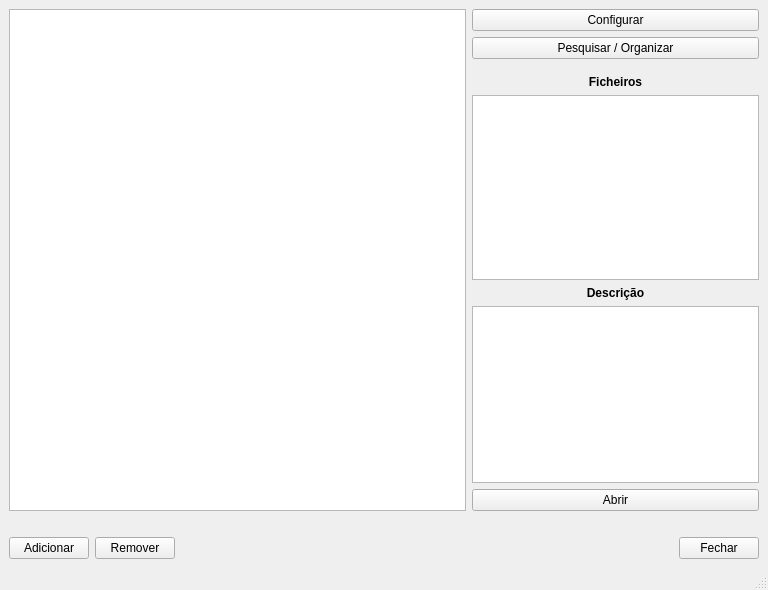
Old version of the form UI/ui_Main.ui in the repository InUrSys/FileMx.
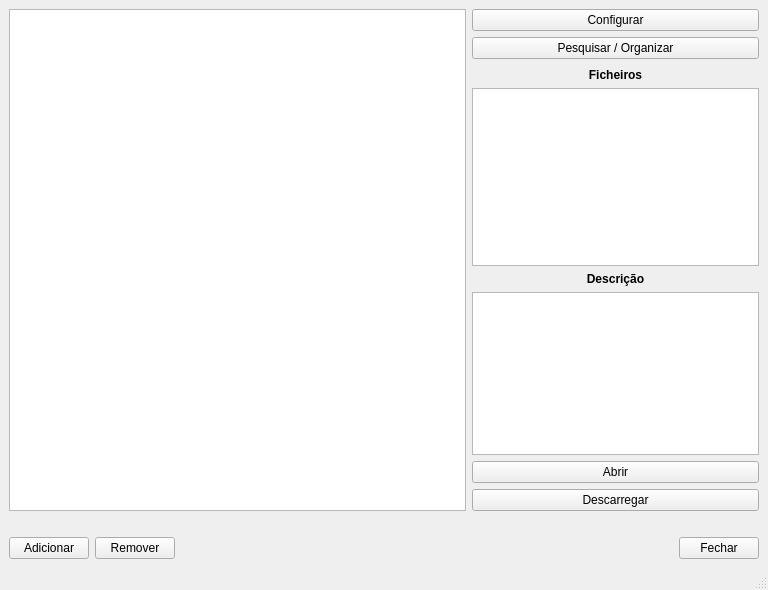
New version of the form.

Diff of the .ui file:
```diff
--- a/UI/ui_Main.ui
+++ b/UI/ui_Main.ui
@@ -118,6 +118,19 @@
         </property>
        </widget>
       </item>
+      <item>
+       <widget class="QPushButton" name="PBOpen_2">
+        <property name="sizePolicy">
+         <sizepolicy hsizetype="Minimum" vsizetype="Fixed">
+          <horstretch>0</horstretch>
+          <verstretch>0</verstretch>
+         </sizepolicy>
+        </property>
+        <property name="text">
+         <string>Descarregar</string>
+        </property>
+       </widget>
+      </item>
      </layout>
     </item>
     <item row="2" column="0">
```
Left out of the diff: 6 changed lines with no effect on the pictures.
